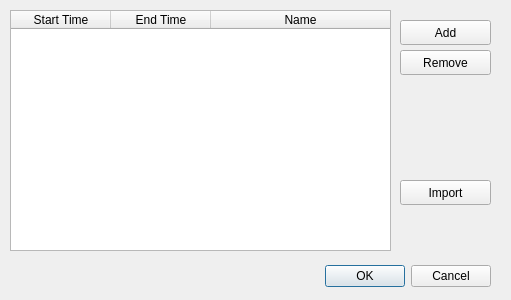
LLNL/ravel, file src/filterdialog.ui: the form before one commit.
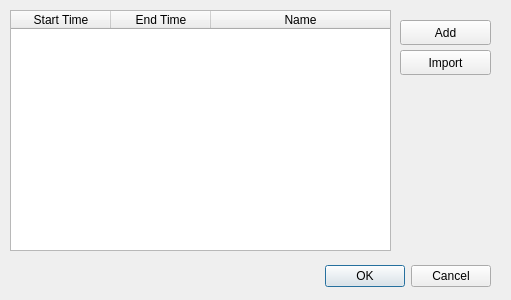
The form after the commit.

Diff of the .ui file:
```diff
--- a/src/filterdialog.ui
+++ b/src/filterdialog.ui
@@ -42,24 +42,11 @@
     <string>Add</string>
    </property>
   </widget>
-  <widget class="QPushButton" name="removeFunctions">
-   <property name="geometry">
-    <rect>
-     <x>400</x>
-     <y>50</y>
-     <width>91</width>
-     <height>25</height>
-    </rect>
-   </property>
-   <property name="text">
-    <string>Remove</string>
-   </property>
-  </widget>
   <widget class="QPushButton" name="importFunctions">
    <property name="geometry">
     <rect>
      <x>400</x>
-     <y>180</y>
+     <y>50</y>
      <width>91</width>
      <height>25</height>
     </rect>
```
